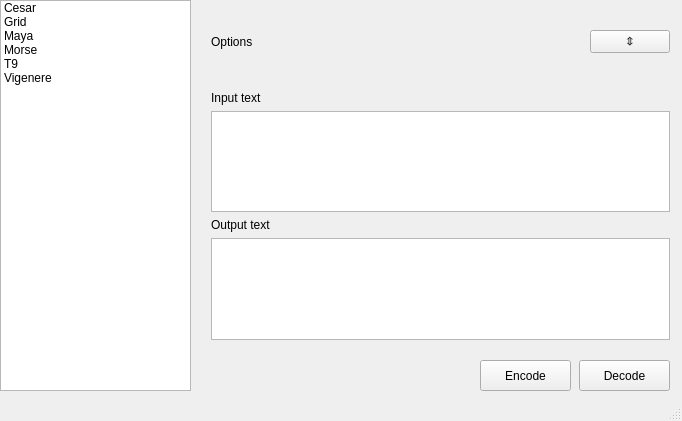
This is mainwindow.ui in 3wnbr1/Crypto as Qt 5 draws it before an edit. The edited form follows.
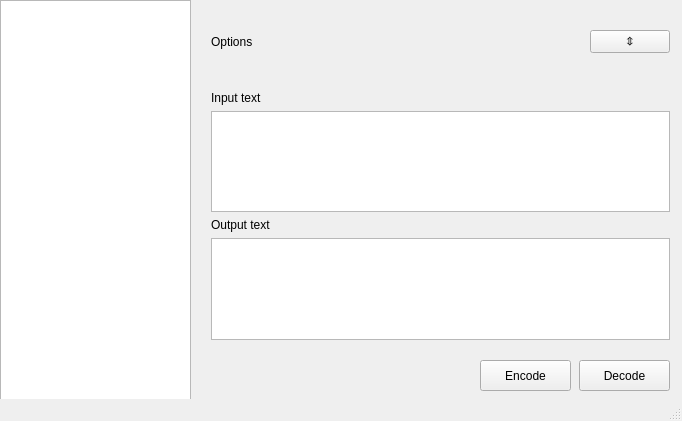
This is the edited form.

Patch:
```diff
--- a/mainwindow.ui
+++ b/mainwindow.ui
@@ -20,39 +20,12 @@
       <x>0</x>
       <y>0</y>
       <width>191</width>
-      <height>391</height>
+      <height>401</height>
      </rect>
     </property>
-    <item>
-     <property name="text">
-      <string>Cesar</string>
-     </property>
-    </item>
-    <item>
-     <property name="text">
-      <string>Grid</string>
-     </property>
-    </item>
-    <item>
-     <property name="text">
-      <string>Maya</string>
-     </property>
-    </item>
-    <item>
-     <property name="text">
-      <string>Morse</string>
-     </property>
-    </item>
-    <item>
-     <property name="text">
-      <string>T9</string>
-     </property>
-    </item>
-    <item>
-     <property name="text">
-      <string>Vigenere</string>
-     </property>
-    </item>
+    <property name="focusPolicy">
+     <enum>Qt::NoFocus</enum>
+    </property>
    </widget>
    <widget class="QWidget" name="verticalLayoutWidget">
     <property name="geometry">
```
